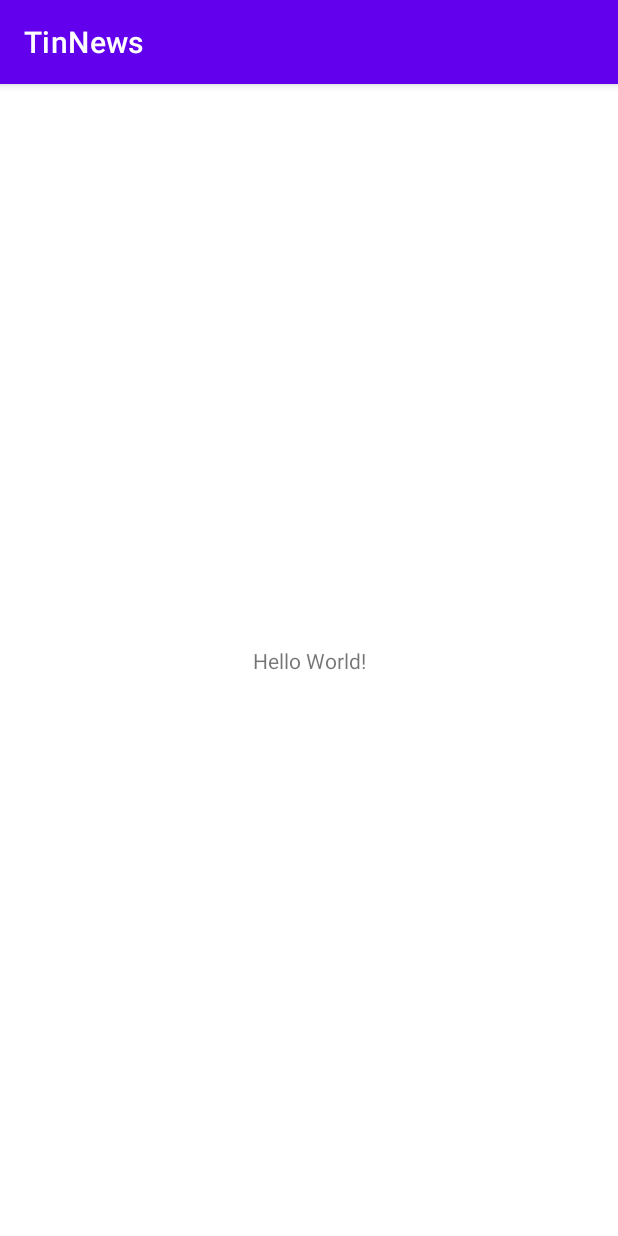
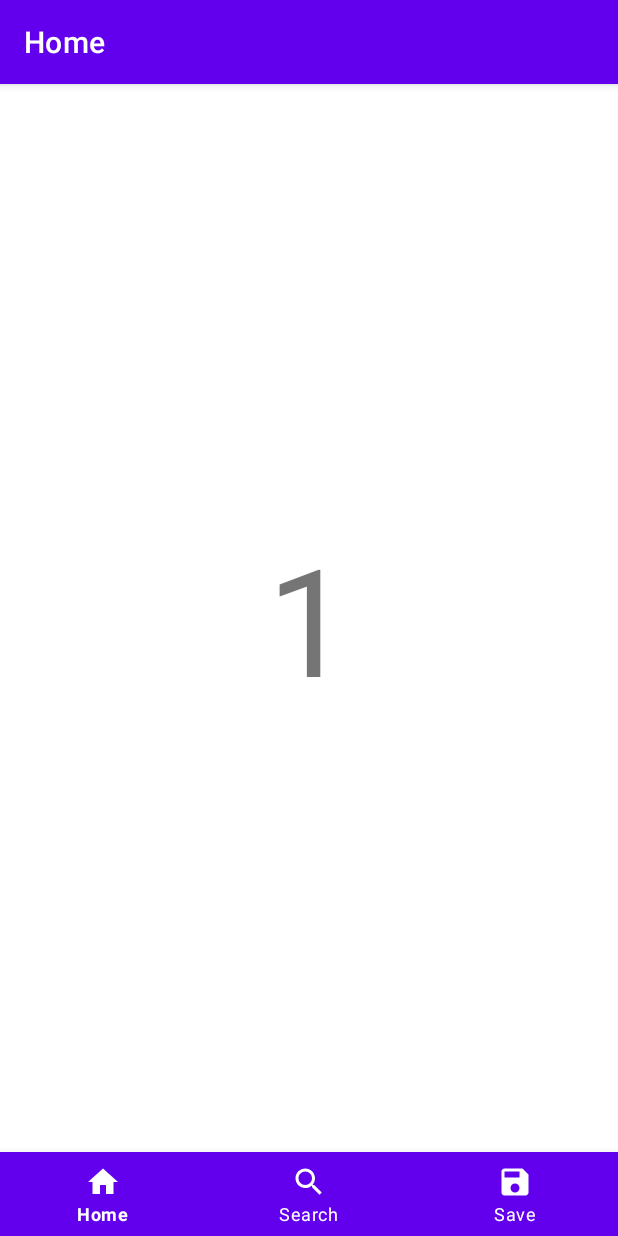
Before and after one commit to owenchen0804/TinNews, an Android app: the screen it shows after launch (MainActivity), on a phone screen of 412 x 824 dp. Run offline under Robolectric (Android 15) with nearby library versions, the phone set to English and light mode, and no system bars; our stand-ins replace navigation-ui.

Commit message:
Setup the APP layout plan

```diff
--- a/app/build.gradle
+++ b/app/build.gradle
@@ -37,8 +37,11 @@ dependencies {
     implementation 'androidx.appcompat:appcompat:1.3.0'
     implementation 'com.google.android.material:material:1.4.0'
     implementation 'androidx.constraintlayout:constraintlayout:2.0.4'
+    implementation 'androidx.legacy:legacy-support-v4:1.0.0'
     testImplementation 'junit:junit:4.+'
     androidTestImplementation 'androidx.test.ext:junit:1.1.3'
     androidTestImplementation 'androidx.test.espresso:espresso-core:3.4.0'
     implementation 'androidx.fragment:fragment:1.3.5'
+    implementation 'androidx.navigation:navigation-fragment:2.3.5'
+    implementation 'androidx.navigation:navigation-ui:2.3.5'
 }
--- a/app/src/main/java/com/laioffer/tinnews/MainActivity.java
+++ b/app/src/main/java/com/laioffer/tinnews/MainActivity.java
@@ -1,14 +1,46 @@
 package com.laioffer.tinnews;
 
 import androidx.appcompat.app.AppCompatActivity;
+import androidx.navigation.NavController;
+import androidx.navigation.NavHost;
+import androidx.navigation.fragment.NavHostFragment;
+import androidx.navigation.ui.NavigationUI;
 
 import android.os.Bundle;
 
+import com.google.android.material.bottomnavigation.BottomNavigationView;
+import com.laioffer.tinnews.databinding.ActivityMainBinding;
+
 public class MainActivity extends AppCompatActivity {
+
+    private NavController navController;
 
     @Override
     protected void onCreate(Bundle savedInstanceState) {
         super.onCreate(savedInstanceState);
         setContentView(R.layout.activity_main);
+
+        BottomNavigationView navView = findViewById(R.id.nav_view); //R is a resource and has a unique id
+        NavHostFragment navHostFragment = (NavHostFragment) getSupportFragmentManager()
+                .findFragmentById(R.id.nav_host_fragment);
+        navController = navHostFragment.getNavController();
+        NavigationUI.setupWithNavController(navView, navController);
+        NavigationUI.setupActionBarWithNavController(this, navController);
     }
+
+    @Override
+    public boolean onSupportNavigateUp() {
+        return navController.navigateUp();
+    }
+
+        //    binding = ActivityMainBinding.inflate(getLayoutInflater());
+        //    setContentView(binding.getRoot());
+
+        //    TextView welcomeTextView = findViewById(R.id.welcomeTextView);
+        //    EditText nameEditText = findViewById(R.id.emailEditText);
+        //    EditText emailEditText = findViewById(R.id.nameEditText);
+        //    Button submitButton = findViewById(R.id.submitButton);
+
+
+
 }
--- /dev/null
+++ b/app/src/main/java/com/laioffer/tinnews/ui/home/HomeFragment.java
@@ -0,0 +1,66 @@
+package com.laioffer.tinnews.ui.home;
+
+import android.os.Bundle;
+
+import androidx.fragment.app.Fragment;
+
+import android.view.LayoutInflater;
+import android.view.View;
+import android.view.ViewGroup;
+
+import com.laioffer.tinnews.R;
+
+/**
+ * A simple {@link Fragment} subclass.
+ * Use the {@link HomeFragment#newInstance} factory method to
+ * create an instance of this fragment.
+ */
+public class HomeFragment extends Fragment {
+
+    // TODO: Rename parameter arguments, choose names that match
+    // the fragment initialization parameters, e.g. ARG_ITEM_NUMBER
+    private static final String ARG_PARAM1 = "param1";
+    private static final String ARG_PARAM2 = "param2";
+
+    // TODO: Rename and change types of parameters
+    private String mParam1;
+    private String mParam2;
+
+    public HomeFragment() {
+        // Required empty public constructor
+    }
+
+    /**
+     * Use this factory method to create a new instance of
+     * this fragment using the provided parameters.
+     *
+     * @param param1 Parameter 1.
+     * @param param2 Parameter 2.
+     * @return A new instance of fragment HomeFragment.
+     */
+    // TODO: Rename and change types and number of parameters
+    public static HomeFragment newInstance(String param1, String param2) {
+        HomeFragment fragment = new HomeFragment();
+        Bundle args = new Bundle();
+        args.putString(ARG_PARAM1, param1);
+        args.putString(ARG_PARAM2, param2);
+        fragment.setArguments(args);
+        return fragment;
+    }
+
+    @Override
+    public void onCreate(Bundle savedInstanceState) {
+        super.onCreate(savedInstanceState);
+        if (getArguments() != null) {
+            mParam1 = getArguments().getString(ARG_PARAM1);
+            mParam2 = getArguments().getString(ARG_PARAM2);
+        }
+    }
+
+    @Override
+    public View onCreateView(LayoutInflater inflater, ViewGroup container,
+                             Bundle savedInstanceState) {
+        // Inflate the layout for this fragment
+        return inflater.inflate(R.layout.fragment_home, container, false);
+    }
+}
--- a/app/src/main/res/layout/activity_main.xml
+++ b/app/src/main/res/layout/activity_main.xml
@@ -1,18 +1,28 @@
 <?xml version="1.0" encoding="utf-8"?>
-<androidx.constraintlayout.widget.ConstraintLayout xmlns:android="http://schemas.android.com/apk/res/android"
+<LinearLayout xmlns:android="http://schemas.android.com/apk/res/android"
     xmlns:app="http://schemas.android.com/apk/res-auto"
     xmlns:tools="http://schemas.android.com/tools"
     android:layout_width="match_parent"
     android:layout_height="match_parent"
+    android:orientation="vertical"
     tools:context=".MainActivity">
 
-    <TextView
-        android:layout_width="wrap_content"
+    <androidx.fragment.app.FragmentContainerView
+        android:id="@+id/nav_host_fragment"
+        android:name="androidx.navigation.fragment.NavHostFragment"
+        android:layout_width="match_parent"
+        android:layout_height="0dp"
+        android:layout_weight="1"
+        app:defaultNavHost="true"
+        app:navGraph="@navigation/nav_graph"/>
+
+    <com.google.android.material.bottomnavigation.BottomNavigationView
+        android:id="@+id/nav_view"
+        android:layout_width="match_parent"
         android:layout_height="wrap_content"
-        android:text="Hello World!"
-        app:layout_constraintBottom_toBottomOf="parent"
-        app:layout_constraintLeft_toLeftOf="parent"
-        app:layout_constraintRight_toRightOf="parent"
-        app:layout_constraintTop_toTopOf="parent" />
+        android:background="@color/purple_500"
+        app:itemIconTint="@android:color/white"
+        app:itemTextColor="@android:color/white"
+        app:menu="@menu/bottom_nav_menu" />
 
-</androidx.constraintlayout.widget.ConstraintLayout>
+</LinearLayout>
--- /dev/null
+++ b/app/src/main/res/layout/fragment_home.xml
@@ -0,0 +1,16 @@
+<?xml version="1.0" encoding="utf-8"?>
+<FrameLayout xmlns:android="http://schemas.android.com/apk/res/android"
+    xmlns:tools="http://schemas.android.com/tools"
+    android:layout_width="match_parent"
+    android:layout_height="match_parent"
+    tools:context=".ui.home.HomeFragment">
+
+    <!-- TODO: Update blank fragment layout -->
+    <TextView
+        android:layout_width="wrap_content"
+        android:layout_height="wrap_content"
+        android:layout_gravity="center"
+        android:text="1"
+        android:textSize="100sp"/>
+
+</FrameLayout>
--- /dev/null
+++ b/app/src/main/res/menu/bottom_nav_menu.xml
@@ -0,0 +1,17 @@
+<?xml version="1.0" encoding="utf-8"?>
+<menu xmlns:android="http://schemas.android.com/apk/res/android">
+    <item
+        android:id="@+id/navigation_home"
+        android:icon="@drawable/ic_home_black_24dp"
+        android:title="@string/title_home" />
+
+    <item
+        android:id="@+id/navigation_search"
+        android:icon="@drawable/ic_search_black_24dp"
+        android:title="@string/title_search" />
+
+    <item
+        android:id="@+id/navigation_save"
+        android:icon="@drawable/ic_save_black_24dp"
+        android:title="@string/title_save" />
+</menu>
--- /dev/null
+++ b/app/src/main/res/menu/menu.xml
@@ -0,0 +1,4 @@
+<?xml version="1.0" encoding="utf-8"?>
+<menu xmlns:android="http://schemas.android.com/apk/res/android">
+
+</menu>
--- /dev/null
+++ b/app/src/main/res/navigation/nav_graph.xml
@@ -0,0 +1,25 @@
+<?xml version="1.0" encoding="utf-8"?>
+<navigation xmlns:android="http://schemas.android.com/apk/res/android"
+    xmlns:app="http://schemas.android.com/apk/res-auto"
+    xmlns:tools="http://schemas.android.com/tools"
+    android:id="@+id/nav_graph"
+    app:startDestination="@id/navigation_home">
+
+    <fragment
+        android:id="@+id/navigation_home"
+        android:name="com.laioffer.tinnews.ui.home.HomeFragment"
+        android:label="@string/title_home"
+        tools:layout="@layout/fragment_home"/>
+    <fragment
+        android:id="@+id/navigation_save"
+        android:name="com.laioffer.tinnews.ui.save.SaveFragment"
+        android:label="@string/title_save"
+        tools:layout="@layout/fragment_save"
+        />
+    <fragment
+        android:id="@+id/navigation_search"
+        android:name="com.laioffer.tinnews.ui.search.SearchFragment"
+        android:label="@string/title_search"
+        tools:layout="@layout/fragment_search"/>
+
+</navigation>
--- a/app/src/main/res/values/strings.xml
+++ b/app/src/main/res/values/strings.xml
@@ -3,4 +3,6 @@
     <string name="title_home">Home</string>
     <string name="title_save">Save</string>
     <string name="title_search">Search</string>
+    <!-- TODO: Remove or change this placeholder text -->
+    <string name="hello_blank_fragment">Hello blank fragment</string>
 </resources>
```
Also changed, not shown: app/src/main/java/com/laioffer/tinnews/ui/save/SaveFragment.java (added, +66 -0 lines), app/src/main/java/com/laioffer/tinnews/ui/search/SearchFragment.java (added, +66 -0 lines), app/src/main/res/layout/fragment_save.xml (added, +17 -0 lines), app/src/main/res/layout/fragment_search.xml (added, +17 -0 lines).
